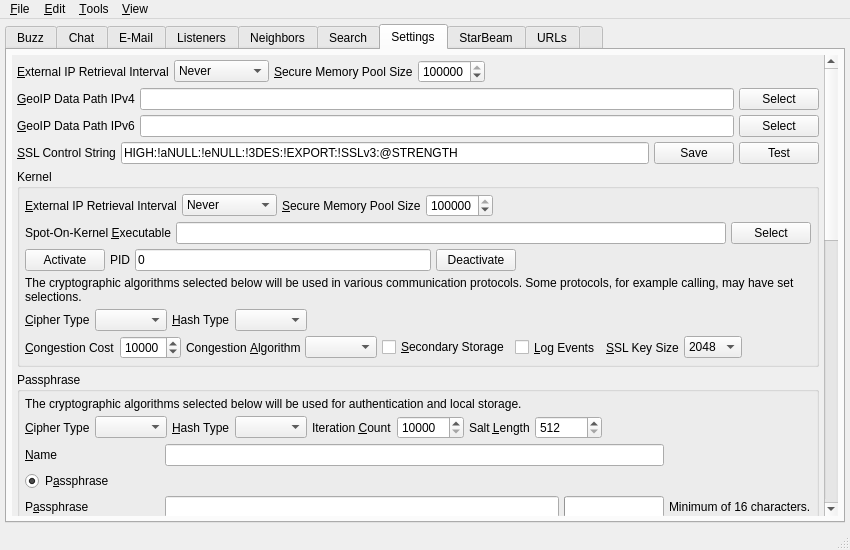
Old version of the form branches/trunk/UI/spot-on-controlcenter.ui in the repository textbrowser/spot-on.
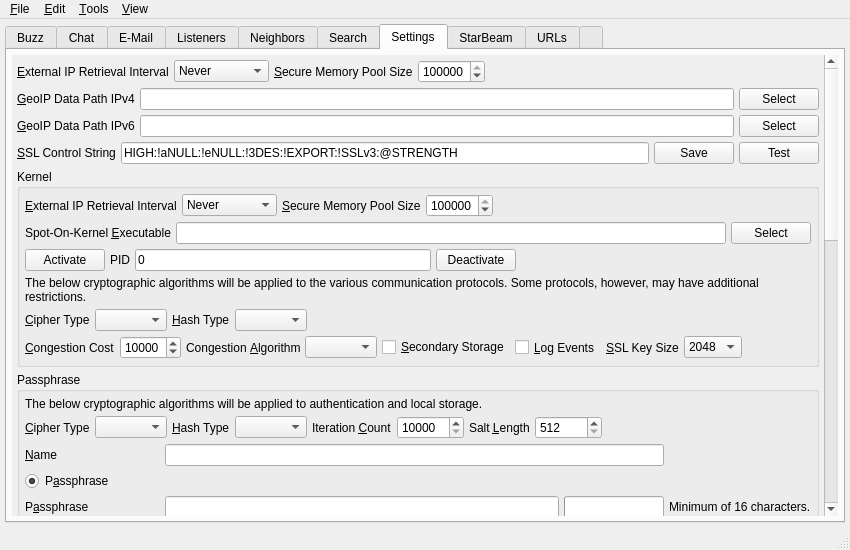
New version of the form. The open tabs and pages were chosen to show the change. Icons and pictures are not drawn. Custom widgets are drawn as their Qt base class.

Commit message: Changed label text.

```diff
--- a/branches/trunk/UI/spot-on-controlcenter.ui
+++ b/branches/trunk/UI/spot-on-controlcenter.ui
@@ -5457,7 +5457,7 @@
            <property name="geometry">
             <rect>
              <x>0</x>
-             <y>-162</y>
+             <y>0</y>
              <width>823</width>
              <height>1318</height>
             </rect>
@@ -5851,7 +5851,7 @@
                  <item>
                   <widget class="QLabel" name="label_35">
                    <property name="text">
-                    <string>The cryptographic algorithms selected below will be used in various communication protocols. Some protocols, for example calling, may have set selections.</string>
+                    <string>The below cryptographic algorithms will be applied to the various communication protocols. Some protocols, however, may have additional restrictions.</string>
                    </property>
                    <property name="wordWrap">
                     <bool>true</bool>
@@ -6059,7 +6059,7 @@
                  <item>
                   <widget class="QLabel" name="label_76">
                    <property name="text">
-                    <string>The cryptographic algorithms selected below will be used for authentication and local storage.</string>
+                    <string>The below cryptographic algorithms will be applied to authentication and local storage.</string>
                    </property>
                    <property name="wordWrap">
                     <bool>true</bool>
```
